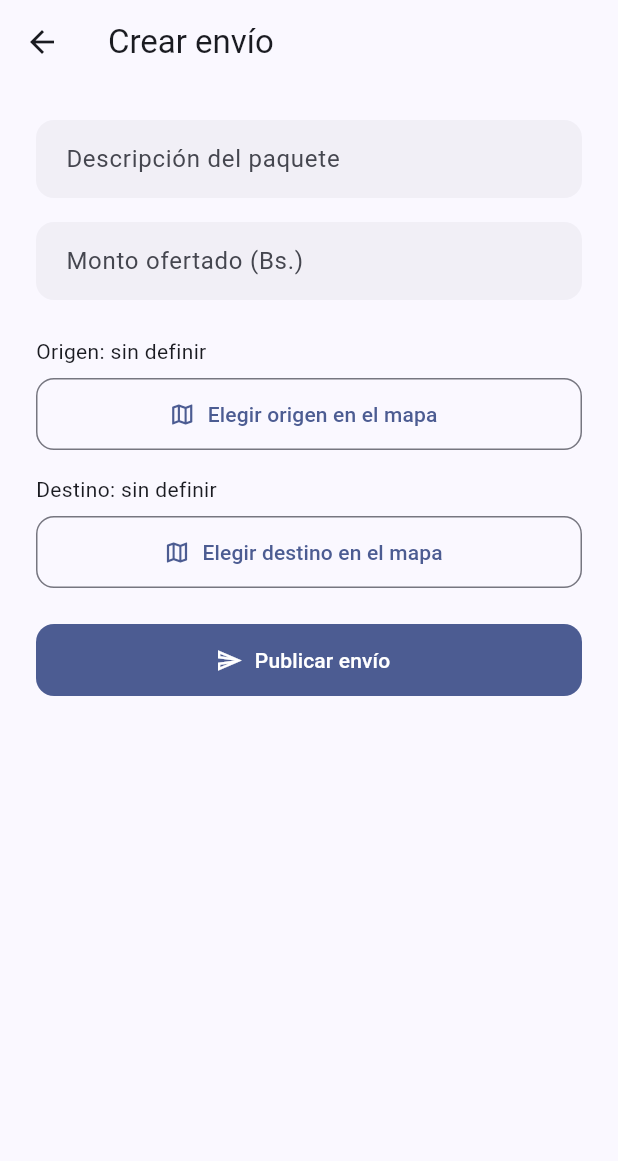
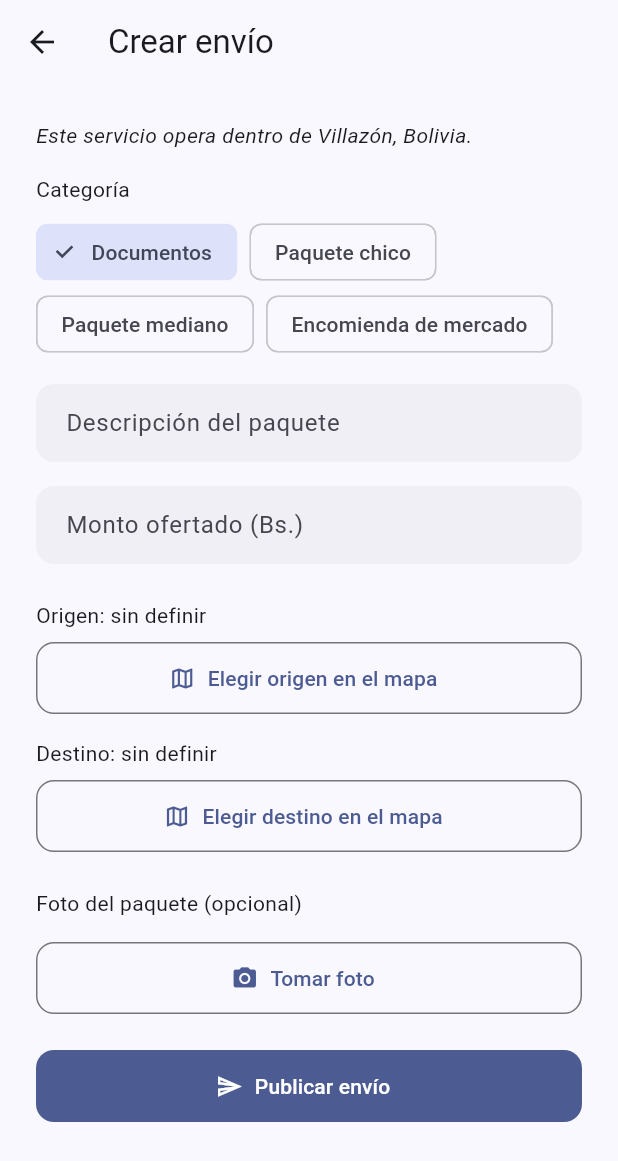
Before and after one commit to danielcisco/indrive_bolivia, a Flutter app: the CrearEnvioScreen screen opened directly, on a phone screen of 412 x 824 dp. Shown: the top 1161 px of the screen. Run offline on Flutter 3.47's test engine with Material 3 defaults, Android fonts, the phone set to English and light mode, and no system bars; our stand-ins replace cloud_firestore, cloud_functions, connectivity_plus, firebase_auth, firebase_core, firebase_crashlytics and 9 more; missing offline and left inert: dart_geohash, flutter_background_service; accounts and stored records are empty; statements that could not run were skipped.

Commit message:
feat(sprint-8.1): categoria de paquete, foto opcional y sugerencias de calificacion
Agrega CategoriaPaquete al crear un envio (con validacion en Firestore
Rules), foto opcional del paquete subida a Storage, aviso de alcance
geografico de Villazon en el formulario, y chips de texto sugerido
segun las estrellas al calificar (sin guardarse como dato aparte).

```diff
--- a/indrive_app/lib/features/cliente/presentation/screens/crear_envio_screen.dart
+++ b/indrive_app/lib/features/cliente/presentation/screens/crear_envio_screen.dart
@@ -1,9 +1,13 @@
+import 'dart:io';
+
 import 'package:cloud_firestore/cloud_firestore.dart';
 import 'package:flutter/material.dart';
 import 'package:flutter_riverpod/flutter_riverpod.dart';
 import 'package:google_maps_flutter/google_maps_flutter.dart' show LatLng;
+import 'package:image_picker/image_picker.dart';
 
 import '../../../../core/location/current_location.dart';
+import '../../../../shared/domain/entities/envio.dart';
 import '../../../../shared/domain/value_objects/money.dart';
 import '../../../../shared/widgets/map_picker_screen.dart';
 import '../providers/crear_envio_controller.dart';
@@ -24,6 +28,8 @@ class _CrearEnvioScreenState extends ConsumerState<CrearEnvioScreen> {
   GeoPoint? _origen;
   GeoPoint? _destino;
   String? _errorUbicacion;
+  CategoriaPaquete _categoria = CategoriaPaquete.documentos;
+  XFile? _foto;
 
   @override
   void dispose() {
@@ -79,6 +85,17 @@ class _CrearEnvioScreenState extends ConsumerState<CrearEnvioScreen> {
     }
   }
 
+  Future<void> _tomarFoto() async {
+    // Opcional: no todas las categorías la necesitan (ej. documentos), no
+    // bloquea la publicación si no hay foto.
+    final foto = await ImagePicker().pickImage(
+      source: ImageSource.camera,
+      imageQuality: 70,
+      maxWidth: 1280,
+    );
+    if (foto != null && mounted) setState(() => _foto = foto);
+  }
+
   Future<void> _enviar() async {
     final origen = _origen;
     final destino = _destino;
@@ -99,6 +116,8 @@ class _CrearEnvioScreenState extends ConsumerState<CrearEnvioScreen> {
           origen: origen,
           destino: destino,
           montoOfertadoInicial: monto,
+          categoria: _categoria,
+          foto: _foto != null ? File(_foto!.path) : null,
         );
 
     if (!mounted) return;
@@ -145,6 +164,25 @@ class _CrearEnvioScreenState extends ConsumerState<CrearEnvioScreen> {
           key: _formKey,
           child: ListView(
             children: [
+              const Text(
+                'Este servicio opera dentro de Villazón, Bolivia.',
+                style: TextStyle(fontStyle: FontStyle.italic),
+              ),
+              const SizedBox(height: 16),
+              const Text('Categoría'),
+              const SizedBox(height: 8),
+              Wrap(
+                spacing: 8,
+                children: [
+                  for (final opcion in CategoriaPaquete.values)
+                    ChoiceChip(
+                      label: Text(opcion.etiqueta),
+                      selected: _categoria == opcion,
+                      onSelected: (_) => setState(() => _categoria = opcion),
+                    ),
+                ],
+              ),
+              const SizedBox(height: 16),
               TextFormField(
                 controller: _descripcionController,
                 decoration: const InputDecoration(
@@ -199,6 +237,20 @@ class _CrearEnvioScreenState extends ConsumerState<CrearEnvioScreen> {
                   ),
                 ),
               const SizedBox(height: 24),
+              const Text('Foto del paquete (opcional)'),
+              const SizedBox(height: 8),
+              if (_foto != null)
+                ClipRRect(
+                  borderRadius: BorderRadius.circular(8),
+                  child: Image.file(File(_foto!.path), height: 160),
+                ),
+              const SizedBox(height: 8),
+              OutlinedButton.icon(
+                onPressed: _tomarFoto,
+                icon: const Icon(Icons.camera_alt),
+                label: Text(_foto == null ? 'Tomar foto' : 'Repetir foto'),
+              ),
+              const SizedBox(height: 24),
               SizedBox(
                 width: double.infinity,
                 child: FilledButton.icon(
--- a/indrive_app/lib/features/cliente/presentation/screens/mis_envios_screen.dart
+++ b/indrive_app/lib/features/cliente/presentation/screens/mis_envios_screen.dart
@@ -102,7 +102,8 @@ class MisEnviosScreen extends ConsumerWidget {
                 return ListTile(
                   title: Text(envio.descripcion),
                   subtitle: Text(
-                    '${envio.status.name} · ${envio.montoOfertadoInicial.format()}',
+                    '${envio.categoria.etiqueta} · ${envio.status.name} · '
+                    '${envio.montoOfertadoInicial.format()}',
                   ),
                   onTap: () => Navigator.of(context).push(
                     MaterialPageRoute(
--- a/indrive_app/lib/features/repartidor/presentation/screens/mis_entregas_screen.dart
+++ b/indrive_app/lib/features/repartidor/presentation/screens/mis_entregas_screen.dart
@@ -86,7 +86,9 @@ class MisEntregasScreen extends ConsumerWidget {
                 final envio = data.entregas[index];
                 return ListTile(
                   title: Text(envio.descripcion),
-                  subtitle: Text(envio.status.name),
+                  subtitle: Text(
+                    '${envio.categoria.etiqueta} · ${envio.status.name}',
+                  ),
                   onTap: () => Navigator.of(context).push(
                     MaterialPageRoute(
                       builder: (_) => EntregaEnCursoScreen(envioId: envio.id),
--- a/indrive_app/lib/shared/data/providers.dart
+++ b/indrive_app/lib/shared/data/providers.dart
@@ -66,6 +66,11 @@ final offlineActionQueueProvider = Provider<OfflineActionQueue>((ref) {
         (payload['destinoLng'] as num).toDouble(),
       ),
       montoOfertadoInicial: Money.centavos(payload['montoCentavos'] as int),
+      // Fallback por si esta acción quedó encolada desde antes de que
+      // existiera el campo (mismo criterio que Envio.fromFirestore).
+      categoria: CategoriaPaquete.fromFirestore(
+        payload['categoria'] as String? ?? 'documentos',
+      ),
     );
   });
 
--- a/indrive_app/lib/shared/domain/entities/envio.dart
+++ b/indrive_app/lib/shared/domain/entities/envio.dart
@@ -30,6 +30,38 @@ enum EnvioStatus {
     EnvioStatus.entregado => 'entregado',
     EnvioStatus.cancelado => 'cancelado',
     EnvioStatus.expirado => 'expirado',
+  };
+}
+
+/// Categorías propias del contexto real de uso (Villazón, comercio de
+/// frontera) — no una copia genérica de "mudanzas ligeras" etc., que no
+/// aplica a esta escala.
+enum CategoriaPaquete {
+  documentos,
+  paqueteChico,
+  paqueteMediano,
+  encomiendaMercado;
+
+  static CategoriaPaquete fromFirestore(String value) => switch (value) {
+    'documentos' => CategoriaPaquete.documentos,
+    'paquete_chico' => CategoriaPaquete.paqueteChico,
+    'paquete_mediano' => CategoriaPaquete.paqueteMediano,
+    'encomienda_mercado' => CategoriaPaquete.encomiendaMercado,
+    _ => throw ArgumentError('CategoriaPaquete desconocida: $value'),
+  };
+
+  String toFirestore() => switch (this) {
+    CategoriaPaquete.documentos => 'documentos',
+    CategoriaPaquete.paqueteChico => 'paquete_chico',
+    CategoriaPaquete.paqueteMediano => 'paquete_mediano',
+    CategoriaPaquete.encomiendaMercado => 'encomienda_mercado',
+  };
+
+  String get etiqueta => switch (this) {
+    CategoriaPaquete.documentos => 'Documentos',
+    CategoriaPaquete.paqueteChico => 'Paquete chico',
+    CategoriaPaquete.paqueteMediano => 'Paquete mediano',
+    CategoriaPaquete.encomiendaMercado => 'Encomienda de mercado',
   };
 }
 
@@ -73,6 +105,8 @@ class Envio {
     required this.metodoPago,
     required this.comprobanteUrl,
     required this.pagoVerificado,
+    required this.categoria,
+    required this.fotoPaqueteUrl,
   });
 
   factory Envio.fromFirestore(DocumentSnapshot<Map<String, dynamic>> doc) {
@@ -100,6 +134,13 @@ class Envio {
           : null,
       comprobanteUrl: data['comprobanteUrl'] as String?,
       pagoVerificado: data['pagoVerificado'] as bool? ?? false,
+      // Fallback a "documentos" para envíos creados antes de este sprint,
+      // que no tienen el campo — evita que fromFirestore reviente al leer
+      // datos viejos.
+      categoria: data['categoria'] != null
+          ? CategoriaPaquete.fromFirestore(data['categoria'] as String)
+          : CategoriaPaquete.documentos,
+      fotoPaqueteUrl: data['fotoPaqueteUrl'] as String?,
     );
   }
 
@@ -142,6 +183,16 @@ class Envio {
   /// efectivo no pasa por esta verificación (no tiene sentido para él).
   final bool pagoVerificado;
 
+  /// Categoría elegida por el cliente al crear el envío (sprint de
+  /// paridad con el flujo real) — para envíos de antes de este sprint,
+  /// [fromFirestore] cae a `documentos` por defecto.
+  final CategoriaPaquete categoria;
+
+  /// Foto opcional del paquete, subida al crear — útil para auditar
+  /// daños en una disputa. Null si el cliente no adjuntó ninguna (nunca
+  /// bloquea la publicación) o si no había conexión al crear.
+  final String? fotoPaqueteUrl;
+
   /// Datos para `collection('envios').add(...)` al crear. No incluye
   /// `expiraEn` (lo fija la Cloud Function) ni `repartidorAsignadoId`
   /// (empieza null).
@@ -152,6 +203,8 @@ class Envio {
     required String origenGeohash,
     required GeoPoint destino,
     required Money montoOfertadoInicial,
+    required CategoriaPaquete categoria,
+    String? fotoPaqueteUrl,
   }) => {
     'clienteId': clienteId,
     'status': EnvioStatus.pendienteOfertas.toFirestore(),
@@ -163,5 +216,7 @@ class Envio {
     'repartidorAsignadoId': null,
     'ofertaAceptadaId': null,
     'createdAt': FieldValue.serverTimestamp(),
+    'categoria': categoria.toFirestore(),
+    if (fotoPaqueteUrl != null) 'fotoPaqueteUrl': fotoPaqueteUrl,
   };
 }
```
Also changed, not shown: indrive_app/lib/features/cliente/presentation/providers/crear_envio_controller.dart (+28 -2 lines), indrive_app/lib/features/cliente/presentation/screens/envio_detalle_screen.dart (+11 -0 lines), indrive_app/lib/features/repartidor/presentation/screens/envio_repartidor_detalle_screen.dart (+9 -0 lines), indrive_app/lib/shared/data/envios_repository.dart (+22 -0 lines), indrive_app/lib/shared/widgets/calificacion_dialog.dart (+35 -0 lines), 2 other files.
